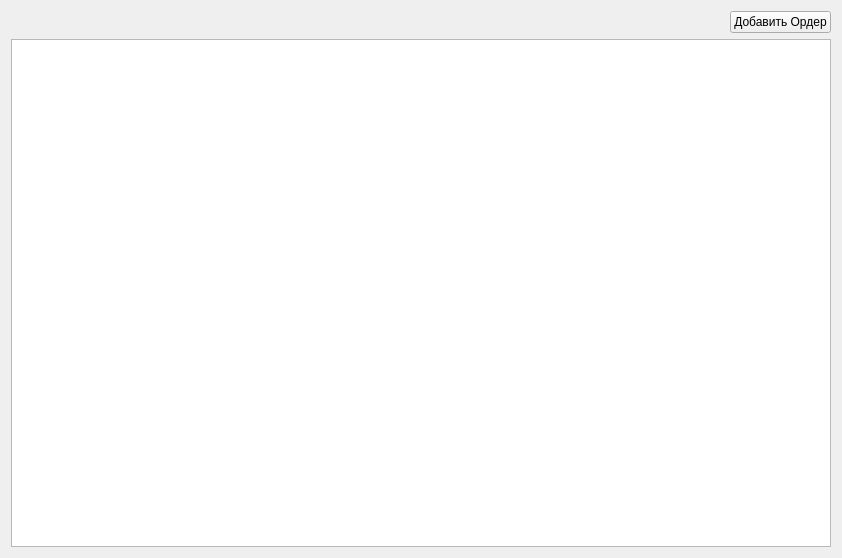
Qt form Modules/Orders/View/MainFormOrders/mainorderform.ui (Sakton/CONVEYANCE_Q) before a commit.
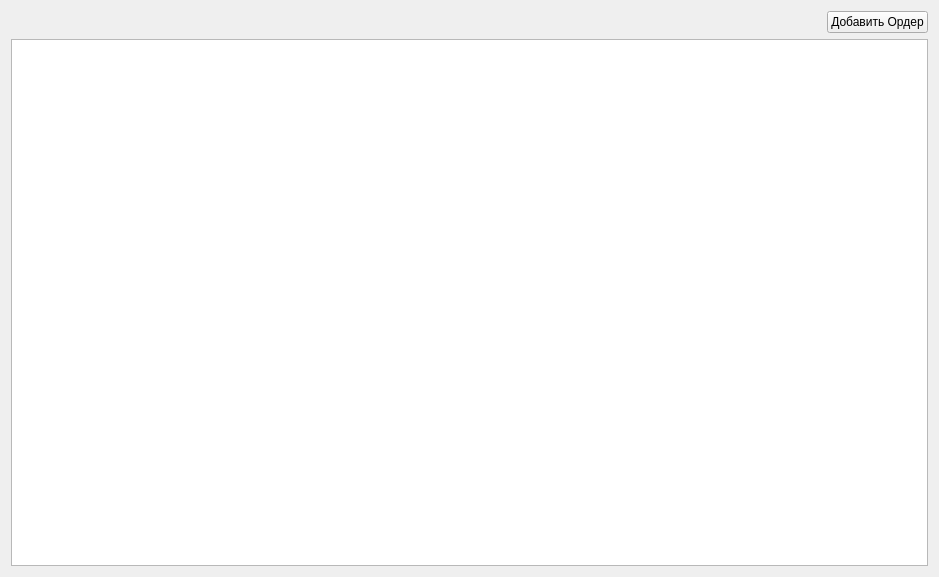
The same form after that commit.

What changed in the file:
```diff
--- a/Modules/Orders/View/MainFormOrders/mainorderform.ui
+++ b/Modules/Orders/View/MainFormOrders/mainorderform.ui
@@ -6,8 +6,8 @@
    <rect>
     <x>0</x>
     <y>0</y>
-    <width>842</width>
-    <height>558</height>
+    <width>939</width>
+    <height>577</height>
    </rect>
   </property>
   <property name="windowTitle">
```
